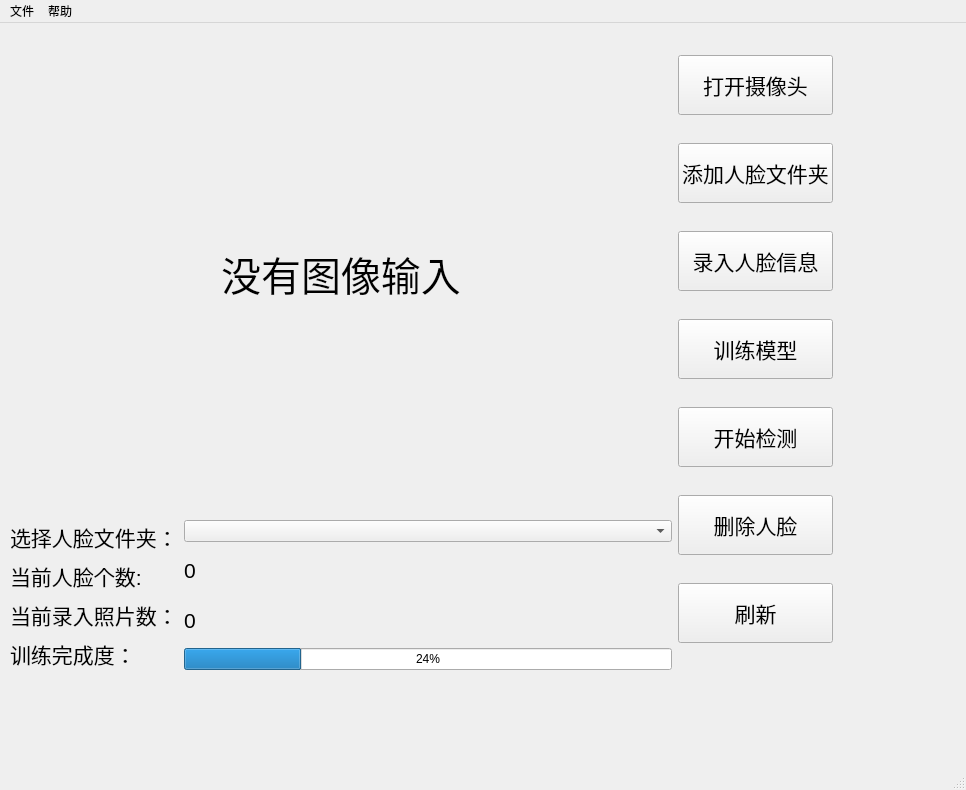
First picture: the form in main_ui.ui, repository akira4O4/PyQt5_Face_Recognition, before the edit.
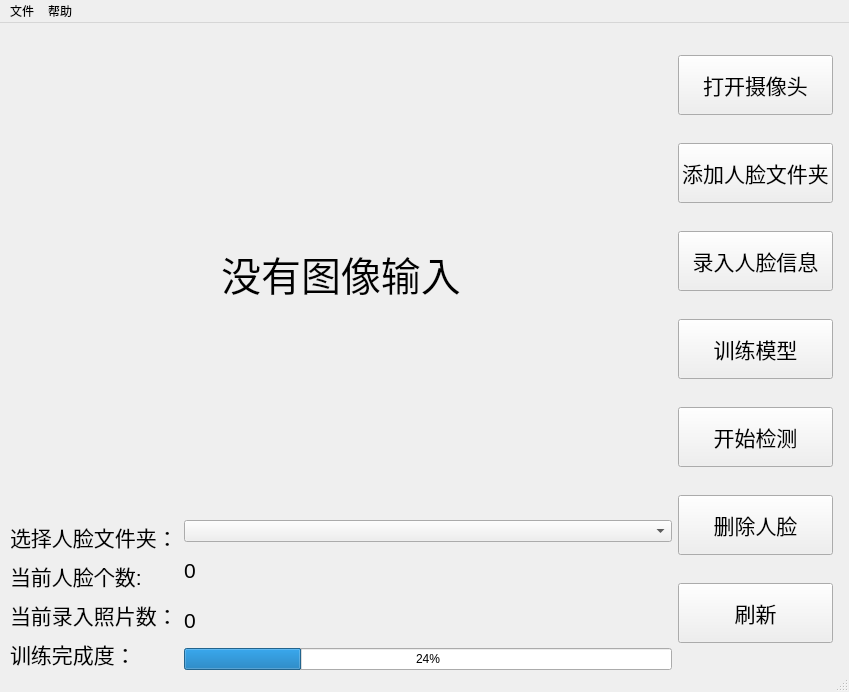
Second picture: the form after the edit.

Commit message: 完善功能

What changed in the file:
```diff
--- a/main_ui.ui
+++ b/main_ui.ui
@@ -6,8 +6,8 @@
    <rect>
     <x>0</x>
     <y>0</y>
-    <width>966</width>
-    <height>790</height>
+    <width>849</width>
+    <height>692</height>
    </rect>
   </property>
   <property name="minimumSize">
@@ -367,7 +367,7 @@
     <rect>
      <x>0</x>
      <y>0</y>
-     <width>966</width>
+     <width>849</width>
      <height>23</height>
     </rect>
    </property>
```
